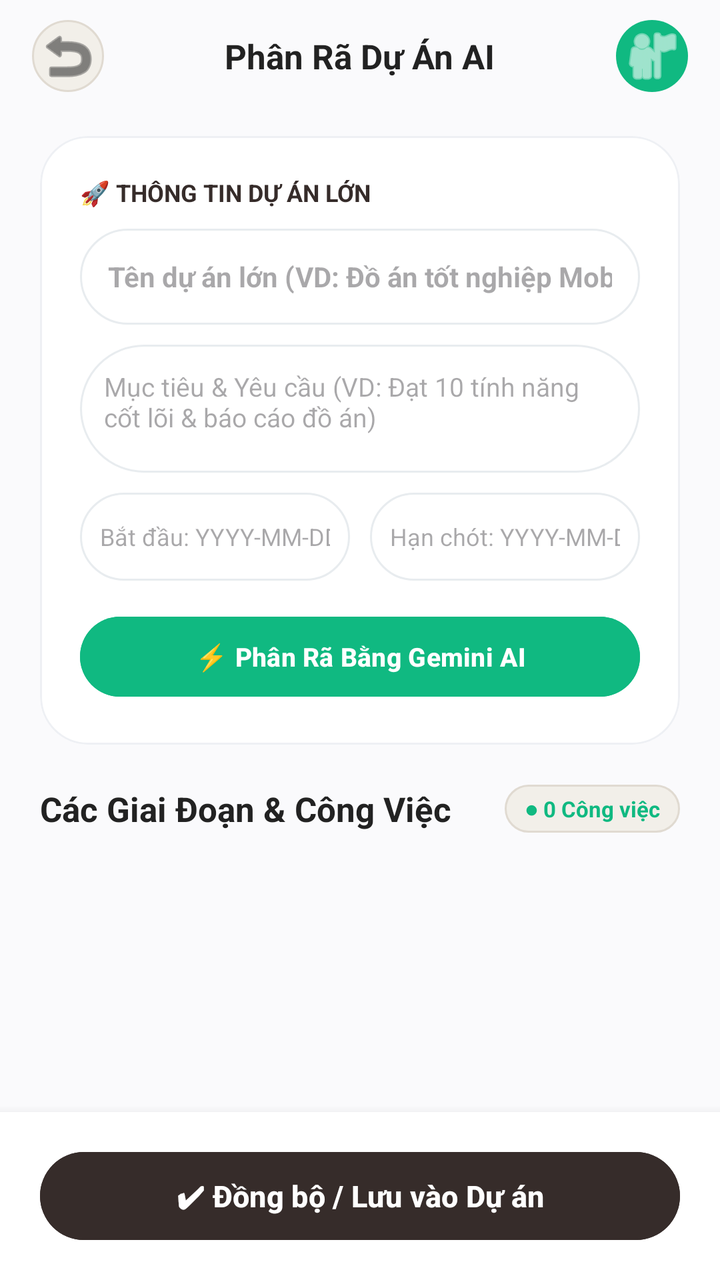
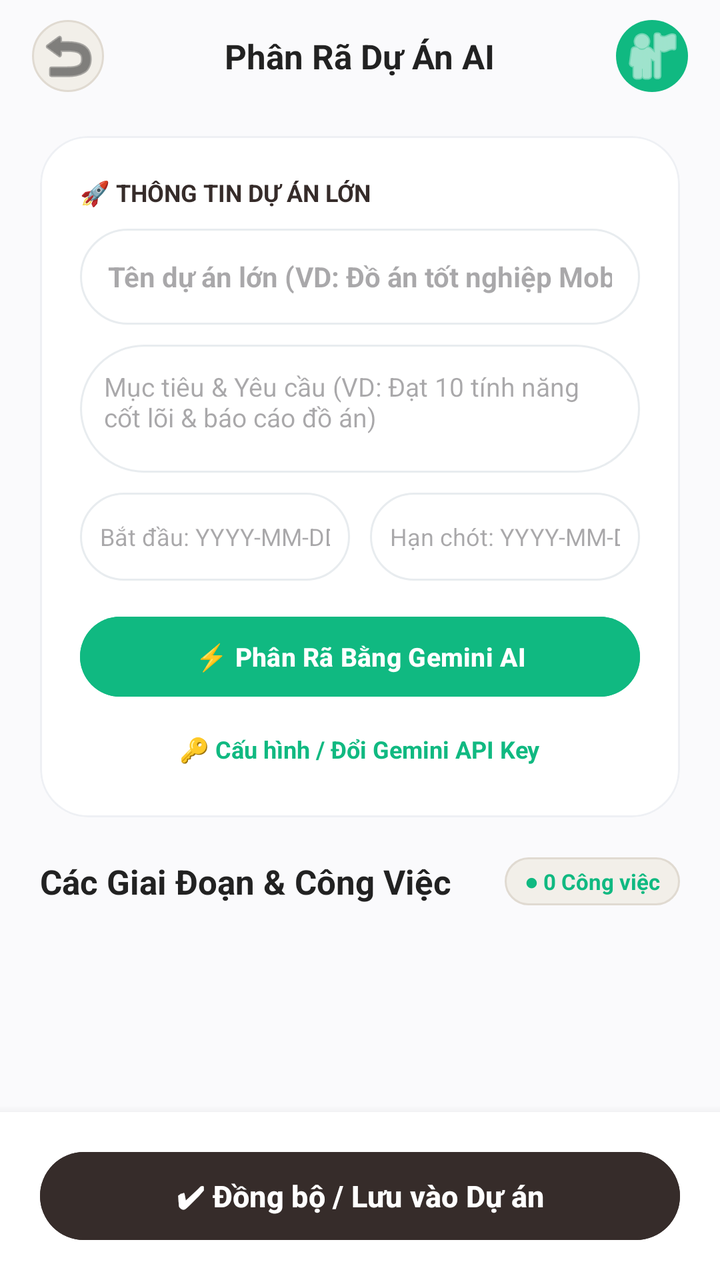

Two renders of the same Android screen: before a commit and after it. Below are the layout's source before the change and the commit's diff.
<!-- AndroidManifest.xml: application theme Theme.MyApplication -->
<!-- res/layout/activity_ai_task_breakdown.xml -->
<?xml version="1.0" encoding="utf-8"?>
<androidx.constraintlayout.widget.ConstraintLayout
    xmlns:android="http://schemas.android.com/apk/res/android"
    xmlns:app="http://schemas.android.com/apk/res-auto"
    xmlns:tools="http://schemas.android.com/tools"
    android:layout_width="match_parent"
    android:layout_height="match_parent"
    android:background="#FAFAFC"
    tools:context=".ui.ai.AiTaskBreakdownActivity">

    
    <androidx.constraintlayout.widget.ConstraintLayout
        android:id="@+id/headerLayout"
        android:layout_width="match_parent"
        android:layout_height="56dp"
        android:paddingHorizontal="16dp"
        app:layout_constraintTop_toTopOf="parent">

        <ImageButton
            android:id="@+id/btnBack"
            android:layout_width="36dp"
            android:layout_height="36dp"
            android:background="@drawable/bg_pill_light"
            android:src="@android:drawable/ic_menu_revert"
            app:tint="#333333"
            app:layout_constraintBottom_toBottomOf="parent"
            app:layout_constraintStart_toStartOf="parent"
            app:layout_constraintTop_toTopOf="parent" />

        <TextView
            android:id="@+id/tvHeaderTitle"
            android:layout_width="wrap_content"
            android:layout_height="wrap_content"
            android:text="Phân Rã Dự Án AI"
            android:textColor="#222222"
            android:textSize="17sp"
            android:textStyle="bold"
            app:layout_constraintBottom_toBottomOf="parent"
            app:layout_constraintEnd_toStartOf="@id/imgAvatar"
            app:layout_constraintStart_toEndOf="@id/btnBack"
            app:layout_constraintTop_toTopOf="parent" />

        <ImageView
            android:id="@+id/imgAvatar"
            android:layout_width="36dp"
            android:layout_height="36dp"
            android:background="@drawable/bg_circle_teal"
            android:padding="2dp"
            android:src="@android:drawable/ic_menu_myplaces"
            app:tint="#FFFFFF"
            app:layout_constraintBottom_toBottomOf="parent"
            app:layout_constraintEnd_toEndOf="parent"
            app:layout_constraintTop_toTopOf="parent" />
    </androidx.constraintlayout.widget.ConstraintLayout>

    <ScrollView
        android:layout_width="match_parent"
        android:layout_height="0dp"
        android:clipToPadding="false"
        android:paddingHorizontal="20dp"
        android:paddingBottom="20dp"
        app:layout_constraintBottom_toTopOf="@id/bottomActionsLayout"
        app:layout_constraintTop_toBottomOf="@id/headerLayout">

        <LinearLayout
            android:layout_width="match_parent"
            android:layout_height="wrap_content"
            android:orientation="vertical">

            
            <com.google.android.material.card.MaterialCardView
                android:layout_width="match_parent"
                android:layout_height="wrap_content"
                android:layout_marginTop="12dp"
                app:cardBackgroundColor="#FFFFFF"
                app:cardCornerRadius="24dp"
                app:cardElevation="0dp"
                app:strokeColor="#EEF0F4"
                app:strokeWidth="1dp">

                <LinearLayout
                    android:layout_width="match_parent"
                    android:layout_height="wrap_content"
                    android:orientation="vertical"
                    android:padding="20dp">

                    <TextView
                        android:layout_width="wrap_content"
                        android:layout_height="wrap_content"
                        android:text="🚀 THÔNG TIN DỰ ÁN LỚN"
                        android:textColor="#362C2A"
                        android:textSize="12sp"
                        android:textStyle="bold" />

                    
                    <EditText
                        android:id="@+id/edtProjectName"
                        android:layout_width="match_parent"
                        android:layout_height="48dp"
                        android:layout_marginTop="10dp"
                        android:background="@drawable/bg_search_bar"
                        android:hint="Tên dự án lớn (VD: Đồ án tốt nghiệp Mobile App)"
                        android:inputType="text"
                        android:paddingHorizontal="14dp"
                        android:textColor="#222222"
                        android:textSize="14sp"
                        android:textStyle="bold" />

                    
                    <EditText
                        android:id="@+id/edtProjectGoal"
                        android:layout_width="match_parent"
                        android:layout_height="64dp"
                        android:layout_marginTop="10dp"
                        android:background="@drawable/bg_search_bar"
                        android:gravity="top"
                        android:hint="Mục tiêu &amp; Yêu cầu (VD: Đạt 10 tính năng cốt lõi &amp; báo cáo đồ án)"
                        android:inputType="textMultiLine"
                        android:padding="12dp"
                        android:textColor="#333333"
                        android:textSize="13sp" />

                    
                    <LinearLayout
                        android:layout_width="match_parent"
                        android:layout_height="wrap_content"
                        android:layout_marginTop="10dp"
                        android:orientation="horizontal">

                        <EditText
                            android:id="@+id/edtStartDate"
                            android:layout_width="0dp"
                            android:layout_height="44dp"
                            android:layout_weight="1"
                            android:background="@drawable/bg_search_bar"
                            android:hint="Bắt đầu: YYYY-MM-DD"
                            android:inputType="date"
                            android:paddingHorizontal="10dp"
                            android:textColor="#222222"
                            android:textSize="12sp" />

                        <EditText
                            android:id="@+id/edtEndDate"
                            android:layout_width="0dp"
                            android:layout_height="44dp"
                            android:layout_marginStart="10dp"
                            android:layout_weight="1"
                            android:background="@drawable/bg_search_bar"
                            android:hint="Hạn chót: YYYY-MM-DD"
                            android:inputType="date"
                            android:paddingHorizontal="10dp"
                            android:textColor="#222222"
                            android:textSize="12sp" />
                    </LinearLayout>

                    
                    <Button
                        android:id="@+id/btnGenerateWbs"
                        android:layout_width="match_parent"
                        android:layout_height="48dp"
                        android:layout_marginTop="14dp"
                        android:backgroundTint="#10B981"
                        android:text="⚡ Phân Rã Bằng Gemini AI"
                        android:textColor="#FFFFFF"
                        android:textSize="13sp"
                        android:textStyle="bold"
                        app:cornerRadius="24dp" />
                </LinearLayout>
            </com.google.android.material.card.MaterialCardView>

            
            <LinearLayout
                android:layout_width="match_parent"
                android:layout_height="wrap_content"
                android:layout_marginTop="20dp"
                android:gravity="center_vertical"
                android:orientation="horizontal">

                <TextView
                    android:layout_width="0dp"
                    android:layout_height="wrap_content"
                    android:layout_weight="1"
                    android:text="Các Giai Đoạn &amp; Công Việc"
                    android:textColor="#222222"
                    android:textSize="17sp"
                    android:textStyle="bold" />

                <TextView
                    android:id="@+id/tvWbsCount"
                    android:layout_width="wrap_content"
                    android:layout_height="24dp"
                    android:background="@drawable/bg_pill_light"
                    android:gravity="center"
                    android:paddingHorizontal="10dp"
                    android:text="● 0 Công việc"
                    android:textColor="#10B981"
                    android:textSize="11sp"
                    android:textStyle="bold" />
            </LinearLayout>

            
            <androidx.recyclerview.widget.RecyclerView
                android:id="@+id/rvWbsTasks"
                android:layout_width="match_parent"
                android:layout_height="wrap_content"
                android:layout_marginTop="12dp"
                android:nestedScrollingEnabled="false" />

        </LinearLayout>
    </ScrollView>

    
    <LinearLayout
        android:id="@+id/bottomActionsLayout"
        android:layout_width="match_parent"
        android:layout_height="wrap_content"
        android:background="#FFFFFF"
        android:elevation="8dp"
        android:orientation="horizontal"
        android:paddingHorizontal="20dp"
        android:paddingVertical="16dp"
        app:layout_constraintBottom_toBottomOf="parent">

        <Button
            android:id="@+id/btnApplyBreakdown"
            android:layout_width="match_parent"
            android:layout_height="52dp"
            android:backgroundTint="#362C2A"
            android:text="✔ Đồng bộ / Lưu vào Dự án"
            android:textColor="#FFFFFF"
            android:textSize="15sp"
            android:textStyle="bold"
            app:cornerRadius="26dp" />
    </LinearLayout>

</androidx.constraintlayout.widget.ConstraintLayout>
<!-- resources referenced by this layout -->
<resources>
  <!-- drawable bg_circle_teal (drawable) -->
  <?xml version="1.0" encoding="utf-8"?>
  <shape xmlns:android="http://schemas.android.com/apk/res/android"
      android:shape="oval">
      <solid android:color="#10B981" />
  </shape>
  <!-- drawable bg_pill_light (drawable) -->
  <?xml version="1.0" encoding="utf-8"?>
  <shape xmlns:android="http://schemas.android.com/apk/res/android"
      android:shape="rectangle">
      <corners android:radius="100dp" />
      <solid android:color="#F2EFE9" />
      <stroke android:width="1dp" android:color="#E0DAD1" />
  </shape>
  <!-- drawable bg_search_bar (drawable) -->
  <?xml version="1.0" encoding="utf-8"?>
  <shape xmlns:android="http://schemas.android.com/apk/res/android"
      android:shape="rectangle">
      <corners android:radius="100dp" />
      <solid android:color="#FFFFFF" />
      <stroke android:width="1dp" android:color="#E8ECEF" />
  </shape>
  <style name="Theme.MyApplication" parent="Base.Theme.MyApplication" />
  <style name="Base.Theme.MyApplication" parent="Theme.Material3.DayNight.NoActionBar">
          
          
      </style>
</resources>

<!-- the commit's change to res/layout/activity_ai_task_breakdown.xml (unified diff, before → after) -->
@@ -165,6 +165,18 @@
                         android:textSize="13sp"
                         android:textStyle="bold"
                         app:cornerRadius="24dp" />
+
+                    <TextView
+                        android:id="@+id/tvConfigureApiKey"
+                        android:layout_width="wrap_content"
+                        android:layout_height="wrap_content"
+                        android:layout_gravity="center_horizontal"
+                        android:layout_marginTop="8dp"
+                        android:padding="6dp"
+                        android:text="🔑 Cấu hình / Đổi Gemini API Key"
+                        android:textColor="#10B981"
+                        android:textSize="12sp"
+                        android:textStyle="bold" />
                 </LinearLayout>
             </com.google.android.material.card.MaterialCardView>
 
